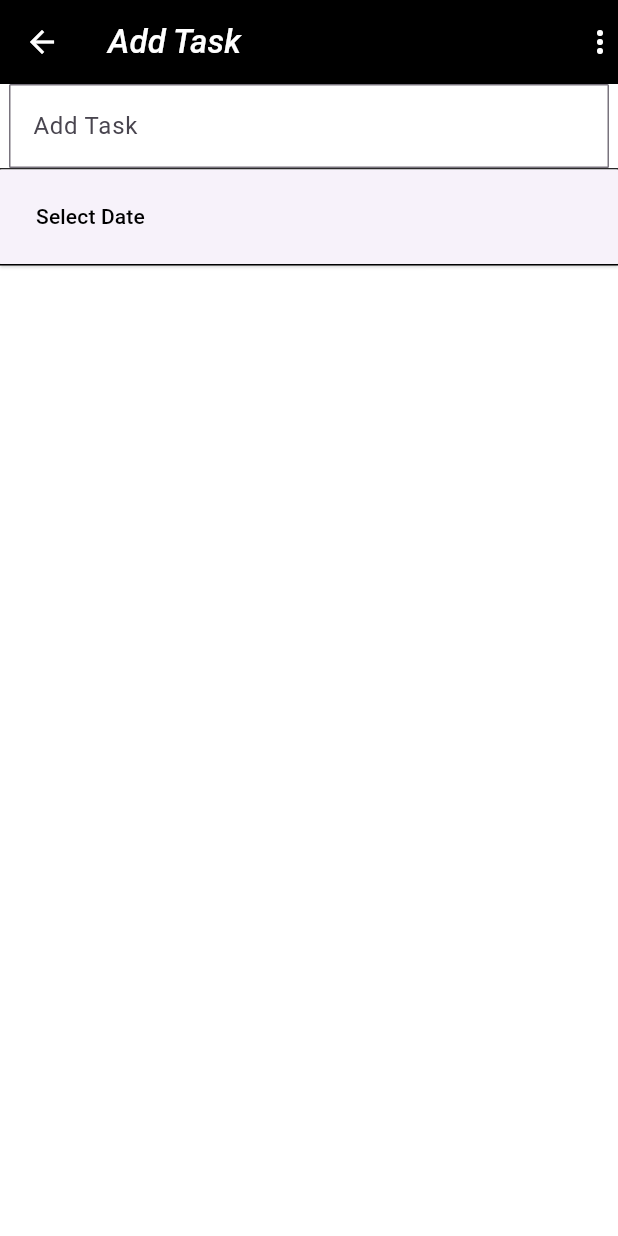
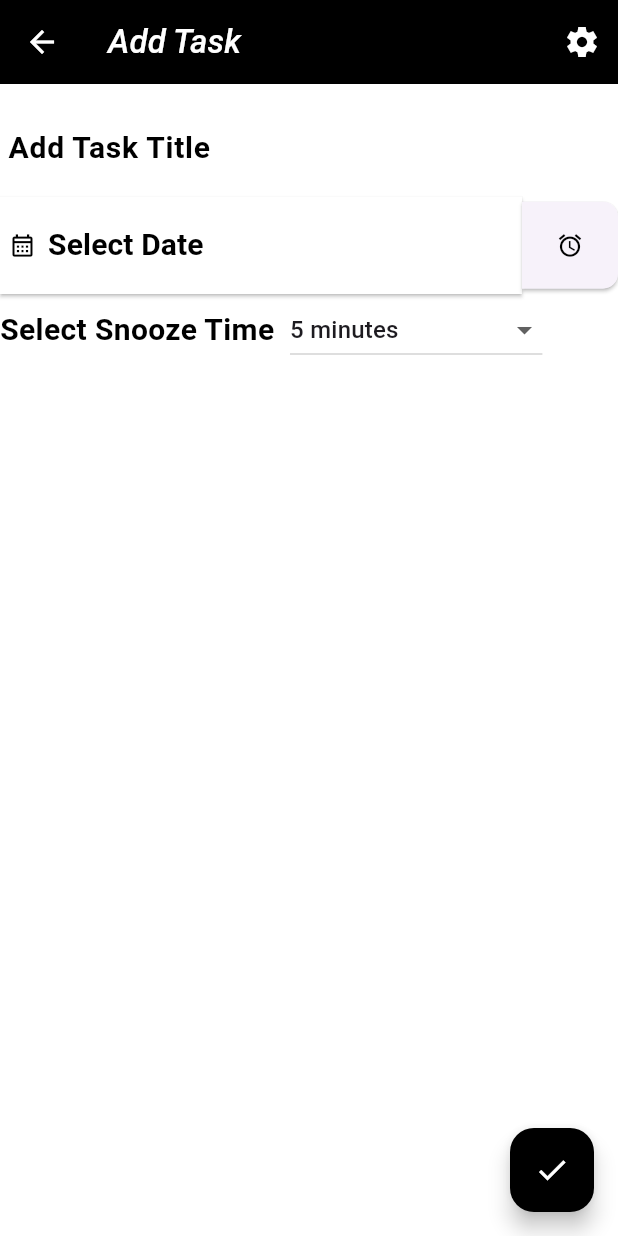
Before and after one commit to aswinsasky/AudibleAlerts, a Flutter app: the AddTaskPage screen opened directly, on a phone screen of 412 x 824 dp. Run offline on Flutter 3.47's test engine with Material 3 defaults, Android fonts, the phone set to English and light mode, and no system bars.

Commit message:
Add New Methods

```diff
--- a/AudibleAlerts/audiblealerts/lib/addtask_page.dart
+++ b/AudibleAlerts/audiblealerts/lib/addtask_page.dart
@@ -6,10 +6,16 @@ class AddTaskPage extends StatelessWidget {
   const AddTaskPage({super.key});
   @override
   Widget build(BuildContext context) {
-    return const Scaffold(
-      appBar: AppBarStyles("Add Task"),
+    return Scaffold(
+      appBar: const AppBarStyles("Add Task"),
       backgroundColor: Colors.white,
-      body: InputField(),
+      body: const InputField(),
+      floatingActionButton: FloatingActionButton(
+        backgroundColor: Colors.black,
+        foregroundColor: Colors.white,
+        onPressed: () {},
+        child: const Icon(Icons.check_outlined),
+      ),
     );
   }
 }
--- a/AudibleAlerts/audiblealerts/lib/appbar_style.dart
+++ b/AudibleAlerts/audiblealerts/lib/appbar_style.dart
@@ -10,10 +10,8 @@ class AppBarStyles extends StatelessWidget implements PreferredSizeWidget {
       backgroundColor: Colors.black,
       title: StyledText(titles),
       iconTheme: const IconThemeData(color: Colors.white),
-      actions: const <Widget>[
-        Icon(
-          Icons.more_vert,
-        ),
+      actions: <Widget>[
+        IconButton(onPressed: () {}, icon: const Icon(Icons.settings_sharp))
       ],
     );
   }
--- a/AudibleAlerts/audiblealerts/lib/input_fields.dart
+++ b/AudibleAlerts/audiblealerts/lib/input_fields.dart
@@ -1,12 +1,24 @@
-import 'dart:ui';
-import "package:audiblealerts/elevated_radius.dart";
+import 'package:audiblealerts/text_fields.dart';
 import 'package:flutter/cupertino.dart';
 import 'package:flutter/material.dart';
-import 'package:flutter/rendering.dart';
+import "package:audiblealerts/time_picker.dart";
+import "package:audiblealerts/showdate_picker.dart";
 import 'package:flutter/widgets.dart';
+
+const List<String> list = <String>[
+  "5 minutes",
+  "10 minutes",
+  "15 minutes",
+  "30 minutes",
+  "45 minutes",
+  "1 hour",
+  "No Snooze"
+];
+String dropdownvalue = list.first;
 
 class InputField extends StatefulWidget {
   const InputField({super.key});
+
   @override
   State<InputField> createState() {
     return _InputFieldState();
@@ -17,44 +29,64 @@ class _InputFieldState extends State<InputField> {
   @override
   Widget build(BuildContext context) {
     return Column(
-      mainAxisSize: MainAxisSize.min,
       children: [
-        const SizedBox(
-          width: 400,
-          child: TextField(
-            decoration: InputDecoration(
-              border: OutlineInputBorder(
-                  borderRadius: BorderRadius.all(Radius.circular(1))),
-              labelText: "Add Task",
-            ),
-          ),
+        const SizedBox(height: 10),
+        const Row(
+          children: [
+            Expanded(child: TextFieldStyle()),
+          ],
         ),
         Container(
           decoration: const BoxDecoration(
             border: Border(
               top: BorderSide(
-                  width: 1.0, color: Color.fromARGB(255, 40, 40, 40)),
-              bottom: BorderSide(width: 1.0),
+                width: 0,
+                color: Color.fromARGB(255, 255, 255, 255),
+              ),
+              bottom: BorderSide(
+                  width: 0, color: Color.fromARGB(255, 255, 255, 255)),
             ),
           ),
           height: 65,
           width: double.infinity,
-          child: ElevatedButton(
-            style: ElevatedButton.styleFrom(
-                alignment: Alignment.centerLeft,
-                shape: ElavatedRadius.elevatedRadius(1)),
-            onPressed: () {
-              showDatePicker(
-                  context: context,
-                  firstDate: DateTime.now(),
-                  lastDate: DateTime(2100));
-            },
-            child: const Text(
-              "Select Date",
-              style: TextStyle(color: Colors.black),
+          child: const Row(
+            mainAxisSize: MainAxisSize.max,
+            children: [
+              Expanded(
+                child: DatePickerButton(),
+              ),
+              TimePickerButton(Colors.black)
+            ],
+          ),
+        ),
+        Row(
+          children: [
+            const Text(
+              "Select Snooze Time  ",
+              style: TextStyle(
+                  fontWeight: FontWeight.w600,
+                  color: Colors.black,
+                  fontSize: 20),
             ),
-          ),
-        )
+            SizedBox(
+              child: DropdownButton(
+                value: dropdownvalue,
+                hint: const Text("Select Snooze Time"),
+                items: list.map<DropdownMenuItem<String>>((String value) {
+                  return DropdownMenuItem<String>(
+                      value: value, child: Text(value));
+                }).toList(),
+                onChanged: (String? value) {
+                  setState(
+                    () {
+                      dropdownvalue = value!;
+                    },
+                  );
+                },
+              ),
+            ),
+          ],
+        ),
       ],
     );
   }
--- /dev/null
+++ b/AudibleAlerts/audiblealerts/lib/showdate_picker.dart
@@ -0,0 +1,37 @@
+import "package:flutter/material.dart";
+import "package:audiblealerts/elevated_radius.dart";
+
+class DatePickerButton extends StatelessWidget {
+  const DatePickerButton({super.key});
+  @override
+  Widget build(context) {
+    return ElevatedButton.icon(
+      style: ElevatedButton.styleFrom(
+          minimumSize: const Size.fromWidth(300),
+          maximumSize: const Size.fromWidth(330),
+          side: const BorderSide(
+              style: BorderStyle.none,
+              color: Color.fromRGBO(255, 255, 255, 1),
+              width: 0),
+          padding: const EdgeInsets.only(left: 6),
+          backgroundColor: const Color.fromARGB(255, 255, 255, 255),
+          alignment: Alignment.centerLeft,
+          shape: ElavatedRadius.elevatedRadius(0)),
+      onPressed: () {
+        showDatePicker(
+            context: context,
+            firstDate: DateTime.now(),
+            lastDate: DateTime(2100));
+      },
+      label: const Text(
+        "Select Date",
+        style: TextStyle(
+            color: Colors.black, fontWeight: FontWeight.w600, fontSize: 20),
+      ),
+      icon: const Icon(
+        Icons.calendar_month_outlined,
+        color: Colors.black,
+      ),
+    );
+  }
+}
--- /dev/null
+++ b/AudibleAlerts/audiblealerts/lib/text_fields.dart
@@ -0,0 +1,18 @@
+import "package:flutter/material.dart";
+
+class TextFieldStyle extends StatelessWidget {
+  const TextFieldStyle({super.key});
+  @override
+  Widget build(context) {
+    return const TextField(
+      style: TextStyle(
+          color: Colors.black, fontSize: 20, fontWeight: FontWeight.w600),
+      decoration: InputDecoration(
+        border: UnderlineInputBorder(borderSide: BorderSide.none),
+        labelText: " Add Task Title",
+        labelStyle: TextStyle(
+            color: Colors.black, fontWeight: FontWeight.w600, fontSize: 20),
+      ),
+    );
+  }
+}
--- /dev/null
+++ b/AudibleAlerts/audiblealerts/lib/time_picker.dart
@@ -0,0 +1,30 @@
+import "package:flutter/material.dart";
+
+class TimePickerButton extends StatelessWidget {
+  const TimePickerButton(this.iconcolor, {super.key});
+  final Color iconcolor;
+  @override
+  Widget build(BuildContext context) {
+    return ElevatedButton(
+      onPressed: () {
+        showTimePicker(context: context, initialTime: TimeOfDay.now());
+      },
+      style: ElevatedButton.styleFrom(
+        padding: const EdgeInsets.only(
+          top: 20,
+          bottom: 20,
+        ),
+        shape: const RoundedRectangleBorder(
+          borderRadius: BorderRadius.only(
+            topRight: Radius.circular(10),
+            bottomRight: Radius.circular(10),
+          ),
+        ),
+      ),
+      child: Icon(
+        Icons.access_alarm,
+        color: iconcolor,
+      ),
+    );
+  }
+}
```
